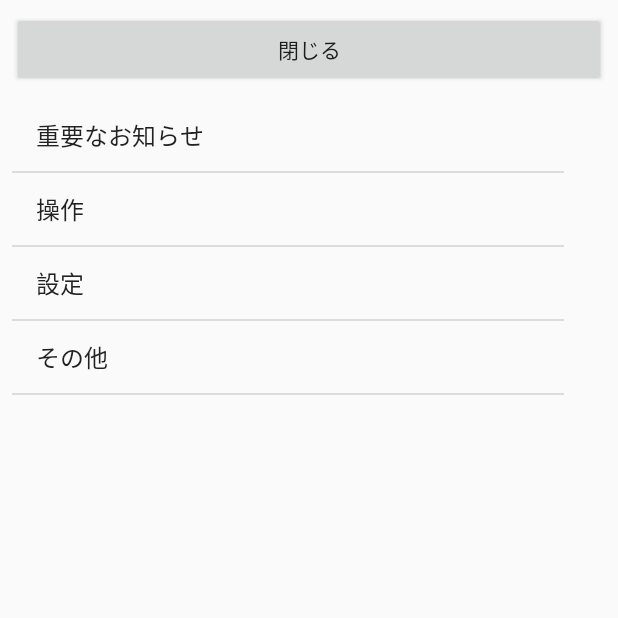
After one commit to music-mobile-app/Meloco, an Android app: the MenuActivity screen opened directly, with no data from a screen before it, on a phone screen of 412 x 824 dp, the top half of it. The commit adds this screen. Run offline under Robolectric (Android 15) with nearby library versions, the phone set to English and light mode, and no system bars.

Commit message:
本社よりコミット(メニューの仮実装)

```diff
--- a/app/src/main/AndroidManifest.xml
+++ b/app/src/main/AndroidManifest.xml
@@ -12,9 +12,11 @@
         <activity android:name=".activity.MainActivity">
             <intent-filter>
                 <action android:name="android.intent.action.MAIN" />
+
                 <category android:name="android.intent.category.LAUNCHER" />
             </intent-filter>
         </activity>
+        <activity android:name=".activity.MenuActivity"></activity>
     </application>
 
 </manifest>
--- a/app/src/main/java/jp/excd/meloco/activity/MainActivity.java
+++ b/app/src/main/java/jp/excd/meloco/activity/MainActivity.java
@@ -5,6 +5,7 @@ import android.os.Bundle;
 import android.util.Log;
 import android.view.MotionEvent;
 import android.view.View;
+import android.widget.Button;
 import android.widget.ImageButton;
 import android.widget.Toast;
 
@@ -13,6 +14,7 @@ import jp.excd.meloco.constant.KeyboardType;
 
 
 import jp.excd.meloco.presenter.KeyboardPresenter;
+import jp.excd.meloco.presenter.ButtonMenuPresenter;
 import jp.excd.meloco.utility.CommonUtil;
 
 import static android.widget.Toast.*;
@@ -40,5 +42,13 @@ public class MainActivity extends AppCompatActivity {
         //----------------------------------------------------------------------
         KeyboardPresenter keyboardPresenter = new KeyboardPresenter(KeyboardType.DOUBLE);
         keyboardPresenter.setListner(this);
+        //----------------------------------------------------------------------
+        // メニューのリスナー登録
+        //----------------------------------------------------------------------
+        ButtonMenuPresenter menuPresenter = new ButtonMenuPresenter();
+
+        menuPresenter.setListner(this);
+
+
     }
 }
--- /dev/null
+++ b/app/src/main/java/jp/excd/meloco/activity/MenuActivity.java
@@ -0,0 +1,81 @@
+package jp.excd.meloco.activity;
+
+import android.content.res.Resources;
+import android.support.v7.app.AppCompatActivity;
+import android.os.Bundle;
+import android.util.Log;
+import android.view.View;
+import android.widget.AdapterView;
+import android.widget.ArrayAdapter;
+import android.widget.Button;
+import android.widget.ListView;
+import android.widget.TextView;
+
+import jp.excd.meloco.BuildConfig;
+import jp.excd.meloco.R;
+import jp.excd.meloco.utility.CommonUtil;
+
+public class MenuActivity extends AppCompatActivity {
+
+    @Override
+    protected void onCreate(Bundle savedInstanceState) {
+        super.onCreate(savedInstanceState);
+        setContentView(R.layout.activity_menu);
+
+        //メニューに表示する項目を、resから取得する。
+        Resources res = getResources();
+        String[] arr = res.getStringArray(R.array.menu_list);
+
+        //ビルドモードが開発の場合は、開発メニューを追加する。
+        if (BuildConfig.DEBUG) {
+
+            Log.d(CommonUtil.tag(this),"debugMode");
+            //追加するメニューを取得
+            String addMenu = res.getString(R.string.menu_list_add_for_develop);
+
+            String[] arr2 = new String[arr.length + 1];
+            for (int i = 0; i < arr2.length; i++) {
+                if (i == arr.length) {
+                    //最終要素にメニューを追加
+                    arr2[i] = addMenu;
+                } else {
+                    //最終要素以外は、元のメニューをそのままコピー
+                    arr2[i] = arr[i];
+                }
+            }
+            //メニューの入れ替え
+            arr = arr2;
+        }
+
+        //アダプター設定
+        ArrayAdapter<String> adapter = new ArrayAdapter<String>(this,
+                                                                android.R.layout.simple_list_item_1,
+                                                                arr);
+
+        final ListView listView = (ListView)this.findViewById(R.id.listMain);
+        listView.setAdapter(adapter);
+
+        //アイテム選択時の処理
+        listView.setOnItemClickListener(new AdapterView.OnItemClickListener() {
+            @Override
+            public void onItemClick(AdapterView<?> parent, View view, int position, long id) {
+                Log.d(CommonUtil.tag(this), "onItemClick");
+
+                String str = (String)((TextView)view).getText();
+                Log.d(CommonUtil.tag(this), "onItemClick" + "selected=" + str);
+
+            }
+        });
+        //閉じるボタンの設定
+        final Button closeButton = (Button)this.findViewById(R.id.buttonClose);
+        closeButton.setOnClickListener(new View.OnClickListener() {
+
+           @Override
+           public void onClick(View v) {
+               Log.d(CommonUtil.tag(this), "閉じるボタン押下");
+               //閉じる。
+               finish();
+           }
+        });
+    }
+}
--- /dev/null
+++ b/app/src/main/java/jp/excd/meloco/presenter/ButtonMenuPresenter.java
@@ -0,0 +1,52 @@
+package jp.excd.meloco.presenter;
+
+import android.app.Activity;
+import android.content.Intent;
+import android.util.Log;
+import android.view.View;
+import android.view.View.OnClickListener;
+import android.widget.Button;
+import android.widget.ImageButton;
+
+import jp.excd.meloco.R;
+import jp.excd.meloco.activity.MainActivity;
+import jp.excd.meloco.activity.MenuActivity;
+import jp.excd.meloco.utility.CommonUtil;
+
+public class ButtonMenuPresenter implements OnClickListener {
+
+    //呼び出し元のアクティビティーの保存Button
+    private Activity parentActivity = null;
+
+    //----------------------------------------------------------------
+    // リスナー登録
+    //----------------------------------------------------------------
+    public void setListner(Activity activity) {
+
+        Log.d(CommonUtil.tag(this), "setListner実行");
+
+        //呼び出し元のActivityの保存
+        parentActivity = activity;
+
+        //ボタンのインスタンスを取得
+        Button b = (Button)activity.findViewById(R.id.buttonMenu);
+
+        //clickのリスナー登録
+        b.setOnClickListener(this);
+    }
+    //----------------------------------------------------------------
+    // ボタン押下時の処理
+    //----------------------------------------------------------------
+    public void onClick(View view) {
+        Log.d(CommonUtil.tag(this), "onClick");
+
+        //インテントの作成
+        Intent intent = new Intent(parentActivity, MenuActivity.class);
+
+        //画面遷移
+        parentActivity.startActivity(intent);
+
+
+    }
+
+}
--- /dev/null
+++ b/app/src/main/res/layout/activity_menu.xml
@@ -0,0 +1,30 @@
+<?xml version="1.0" encoding="utf-8"?>
+<android.support.constraint.ConstraintLayout xmlns:android="http://schemas.android.com/apk/res/android"
+    xmlns:app="http://schemas.android.com/apk/res-auto"
+    xmlns:tools="http://schemas.android.com/tools"
+    android:layout_width="match_parent"
+    android:layout_height="match_parent"
+    tools:context="jp.excd.meloco.activity.MenuActivity">
+
+    <ListView
+        android:id="@+id/listMain"
+        app:layout_constraintLeft_toLeftOf="parent"
+        android:layout_width="368dp"
+        android:layout_height="551dp"
+        android:layout_marginLeft="8dp"
+        android:layout_marginStart="8dp"
+        android:layout_marginTop="8dp"
+        app:layout_constraintTop_toBottomOf="@+id/buttonClose" />
+
+    <Button
+        android:id="@+id/buttonClose"
+        android:layout_width="match_parent"
+        android:layout_height="50dp"
+        android:layout_marginLeft="8dp"
+        android:layout_marginRight="8dp"
+        android:layout_marginTop="8dp"
+        android:text="@string/close"
+        app:layout_constraintLeft_toLeftOf="parent"
+        app:layout_constraintRight_toRightOf="parent"
+        app:layout_constraintTop_toTopOf="parent" />
+</android.support.constraint.ConstraintLayout>
--- a/app/src/main/res/values/strings.xml
+++ b/app/src/main/res/values/strings.xml
@@ -16,4 +16,12 @@
     <string name="lyrics1">聞こえないフリして</string>
     <string name="lyrics2">ごまかしていたけど</string>
     <string name="b8sp2">8ビート スト p2</string>
+    <string-array name="menu_list">
+        <item>重要なお知らせ</item>
+        <item>操作</item>
+        <item>設定</item>
+        <item>その他</item>
+    </string-array>
+    <string name="menu_list_add_for_develop">開発メニュー</string>
+    <string name="close">閉じる</string>
 </resources>
```
